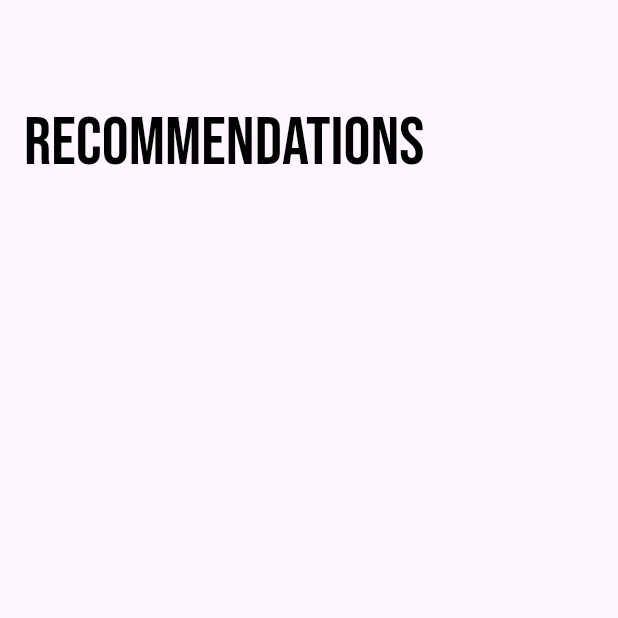
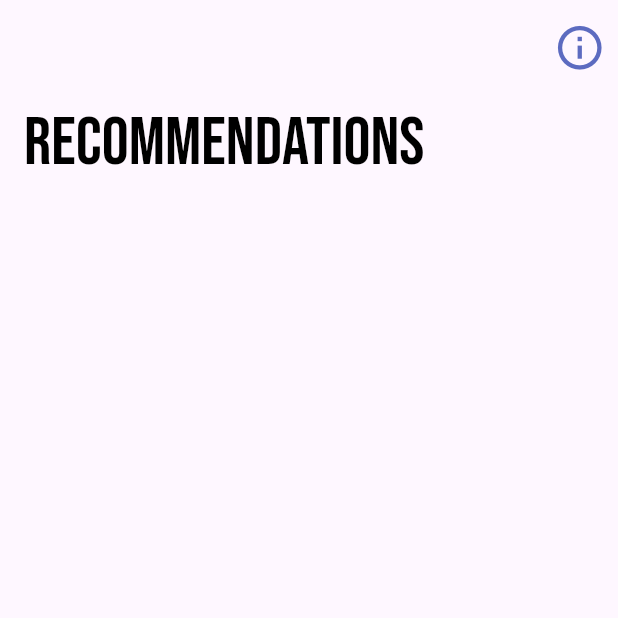
Before and after one commit to jpadilla3/KART2, a Flutter app: the screen it shows once a user with an empty profile is signed in, item 2 of the bottom bar chosen, on a phone screen of 412 x 824 dp, the top half of it. Run offline on Flutter 3.47's test engine with Material 2 defaults, Android fonts, the phone set to English and light mode, and no system bars; our stand-ins replace dot_navigation_bar, firebase_auth, firebase_core, google_fonts; accounts and stored records are empty.

Commit message:
updated recommendation page

```diff
--- a/lib/main pages/recommendations_Page.dart
+++ b/lib/main pages/recommendations_Page.dart
@@ -2,6 +2,7 @@ import 'package:flutter/material.dart';
 import 'package:flutter/src/widgets/framework.dart';
 import 'package:flutter/src/widgets/placeholder.dart';
 import 'package:google_fonts/google_fonts.dart';
+import 'package:kart2/main%20pages/info.dart';
 
 class recommendationsPage extends StatelessWidget {
   const recommendationsPage({super.key});
@@ -16,6 +17,19 @@ class recommendationsPage extends StatelessWidget {
             'Recommendations',
             style: GoogleFonts.bebasNeue(color: Colors.black, fontSize: 45),
           ),
+          actions: [
+            IconButton(
+              onPressed: () {
+                Navigator.push(context,
+                    MaterialPageRoute(builder: (context) => const InfoPage()));
+              },
+              icon: const Icon(
+                Icons.info_outline,
+                size: 35,
+              ),
+              color: Colors.indigo[400],
+            )
+          ],
         )
       ],
     ));
```
